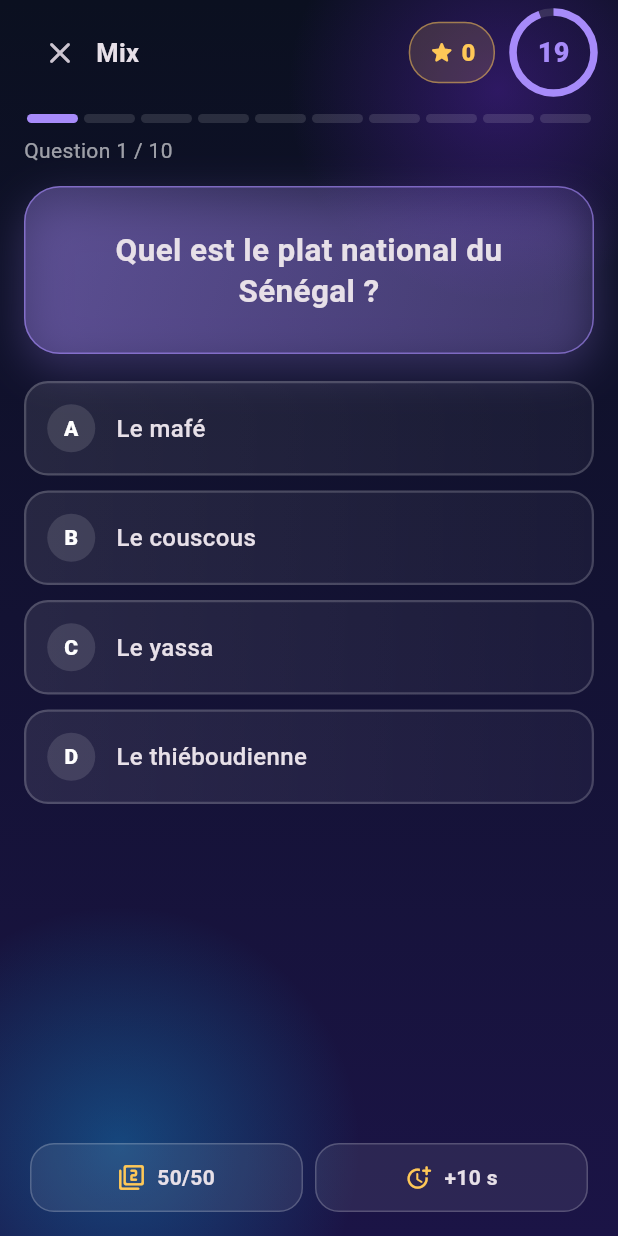
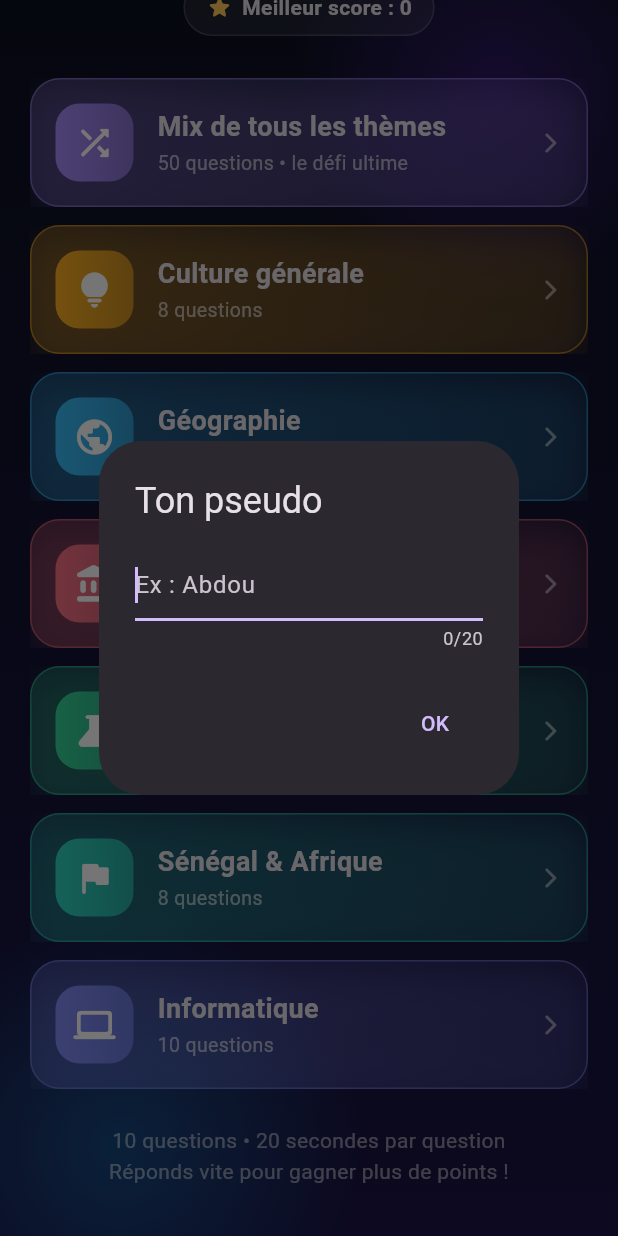
Before and after one commit to Abdouroihamane-S/jeu-question, a Flutter app: the screen it shows after launch, scrolled down 240 dp, after a tap on "Mix de tous les thèmes", on a phone screen of 412 x 824 dp. Run offline on Flutter 3.47's test engine with Material 3 defaults, Android fonts, the phone set to English and light mode, and no system bars; our stand-ins replace cloud_firestore, firebase_core, shared_preferences; accounts and stored records are empty.

Commit message:
Ajout des scores Firestore et du pseudo

```diff
--- a/lib/main.dart
+++ b/lib/main.dart
@@ -3,6 +3,9 @@ import 'dart:math';
 import 'package:flutter/material.dart';
 import 'package:flutter/services.dart';
 import 'package:shared_preferences/shared_preferences.dart';
+import 'package:firebase_core/firebase_core.dart';
+import 'package:cloud_firestore/cloud_firestore.dart';
+import 'firebase_options.dart';
 
 // ============================================================
 //  THÈME
@@ -20,11 +23,21 @@ extension Alpha on Color {
 // ============================================================
 class Stats {
   static int best = 0;
+  static String pseudo = '';
 
   static Future<void> load() async {
     try {
       final p = await SharedPreferences.getInstance();
       best = p.getInt('best') ?? 0;
+      pseudo = p.getString('pseudo') ?? '';
+    } catch (_) {}
+  }
+
+  static Future<void> savePseudo(String v) async {
+    pseudo = v;
+    try {
+      final p = await SharedPreferences.getInstance();
+      await p.setString('pseudo', v);
     } catch (_) {}
   }
 
@@ -38,8 +51,44 @@ class Stats {
 
 Future<void> main() async {
   WidgetsFlutterBinding.ensureInitialized();
+  try {
+    await Firebase.initializeApp(
+        options: DefaultFirebaseOptions.currentPlatform);
+  } catch (_) {}
   await Stats.load();
   runApp(const QuizApp());
+}
+
+Future<void> ensurePseudo(BuildContext context) async {
+  if (Stats.pseudo.isNotEmpty) return;
+  final c = TextEditingController();
+  final v = await showDialog<String>(
+    context: context,
+    barrierDismissible: false,
+    builder: (ctx) => AlertDialog(
+      title: const Text('Ton pseudo'),
+      content: TextField(
+        controller: c,
+        maxLength: 20,
+        autofocus: true,
+        decoration: const InputDecoration(hintText: 'Ex : Abdou'),
+        onSubmitted: (_) {
+          final t = c.text.trim();
+          if (t.isNotEmpty) Navigator.pop(ctx, t);
+        },
+      ),
+      actions: [
+        TextButton(
+          onPressed: () {
+            final t = c.text.trim();
+            if (t.isNotEmpty) Navigator.pop(ctx, t);
+          },
+          child: const Text('OK'),
+        ),
+      ],
+    ),
+  );
+  if (v != null) await Stats.savePseudo(v);
 }
 
 class QuizApp extends StatelessWidget {
@@ -372,7 +421,9 @@ class MenuPage extends StatefulWidget {
 }
 
 class _MenuPageState extends State<MenuPage> {
-  void _start(String title, Color color, List<Question> pool) {
+  Future<void> _start(String title, Color color, List<Question> pool) async {
+    await ensurePseudo(context);
+    if (Stats.pseudo.isEmpty || !mounted) return;
     Navigator.push(
       context,
       MaterialPageRoute(
@@ -571,6 +622,13 @@ class _QuizPageState extends State<QuizPage> {
         Stats.best = score;
         Stats.save();
       }
+      FirebaseFirestore.instance.collection('scores').add({
+        'pseudo': Stats.pseudo.isEmpty ? 'Anonyme' : Stats.pseudo,
+        'score': score,
+        'correct': correct,
+        'theme': widget.title,
+        'date': FieldValue.serverTimestamp(),
+      }).catchError((_) {});
       Navigator.pushReplacement(
         context,
         MaterialPageRoute(
--- a/pubspec.yaml
+++ b/pubspec.yaml
@@ -35,6 +35,8 @@ dependencies:
   # Use with the CupertinoIcons class for iOS style icons.
   cupertino_icons: ^1.0.8
   shared_preferences: ^2.5.6
+  firebase_core: ^5.1.0
+  cloud_firestore: ^7.1.0
 
 dev_dependencies:
   flutter_test:
```
Also changed, not shown: firebase.json (added), lib/firebase_options.dart (added), pubspec.lock, 3 other files.
